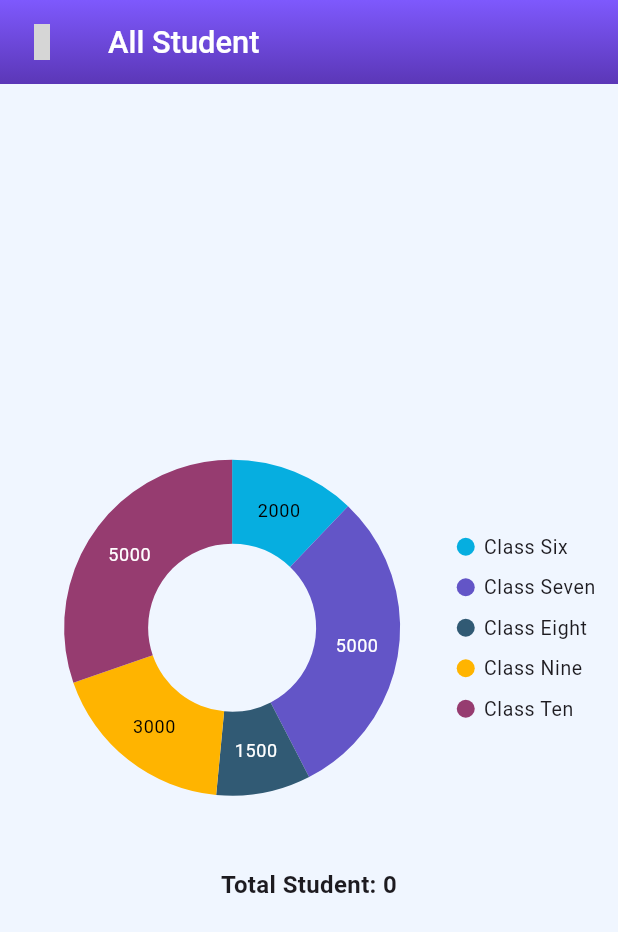
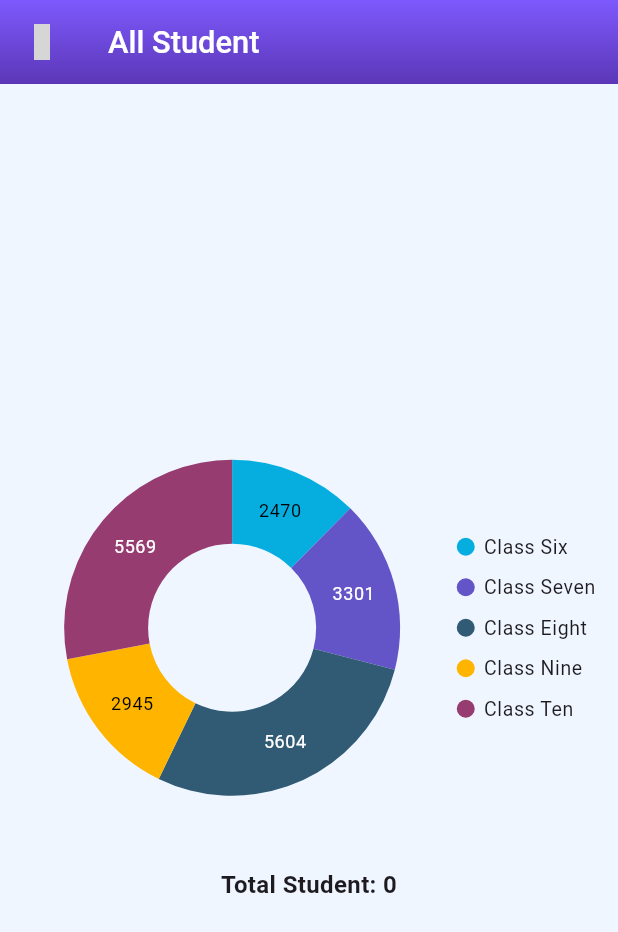
Before and after one commit to showravdas11/poralekha-app, a Flutter app: the AllStudent screen opened directly, on a phone screen of 412 x 824 dp. Shown: the top 932 px of the screen. Run offline on Flutter 3.47's test engine with Material 3 defaults, Android fonts, the phone set to English and light mode, and no system bars; our stand-ins replace awesome_dialog, cloud_firestore, file_picker, firebase_auth, firebase_core, firebase_storage and 9 more; missing offline and left inert: syncfusion_flutter_pdfviewer; accounts and stored records are empty; project files that could hold a hidden picture were left out; grey boxes are pictures that could not be loaded.

```diff
--- a/lib/screens/AllStudents/AllStudents.dart
+++ b/lib/screens/AllStudents/AllStudents.dart
@@ -32,7 +32,9 @@ class _AllStudentState extends State<AllStudent> {
         mainAxisAlignment: MainAxisAlignment.center,
         children: [
           StreamBuilder<QuerySnapshot>(
-            stream: FirebaseFirestore.instance.collection('users').snapshots(),
+            stream: FirebaseFirestore.instance
+                .collection('test-students')
+                .snapshots(),
             builder: (context, snapshot) {
               if (snapshot.connectionState == ConnectionState.waiting) {
                 return Center(
@@ -40,7 +42,7 @@ class _AllStudentState extends State<AllStudent> {
                         CircularProgressIndicator()); // Display loading indicator while waiting for data
               }
               // Calculate total number of users
-              int totalUsers = snapshot.data!.docs.length;
+              int totalUsers = snapshot.data?.docs.length ?? 0;
               return Column(
                 children: [
                   SfCircularChart(
@@ -85,11 +87,11 @@ class _AllStudentState extends State<AllStudent> {
   // Dummy chart data, replace this with your actual chart data
   List<GdpData> getChartData() {
     final List<GdpData> charData = [
-      GdpData(continent: "Class Six", gdp: 2000),
-      GdpData(continent: "Class Seven", gdp: 5000),
-      GdpData(continent: "Class Eight", gdp: 1500),
-      GdpData(continent: "Class Nine", gdp: 3000),
-      GdpData(continent: "Class Ten", gdp: 5000),
+      GdpData(continent: "Class Six", gdp: 2470),
+      GdpData(continent: "Class Seven", gdp: 3301),
+      GdpData(continent: "Class Eight", gdp: 5604),
+      GdpData(continent: "Class Nine", gdp: 2945),
+      GdpData(continent: "Class Ten", gdp: 5569),
     ];
     return charData;
   }
```
